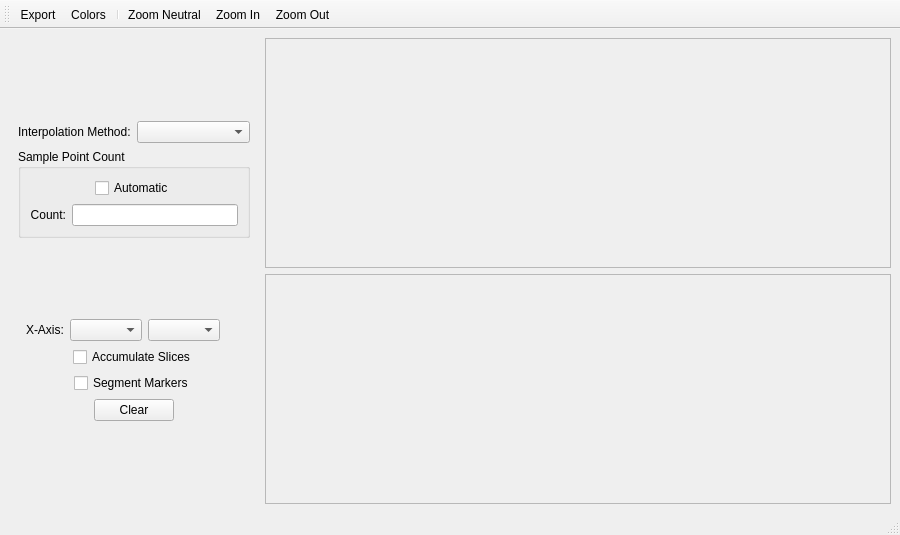
Before: the Qt Designer form code/display/Slicer/SlicerMainWindow.ui in radio-astro/casa, drawn with Qt 5.
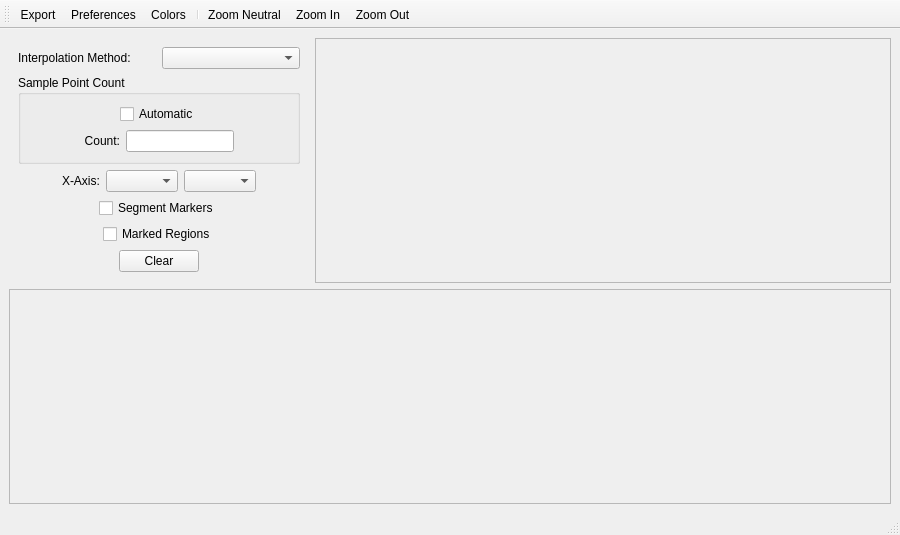
After: the same form once the commit is applied. Icons and pictures are not drawn.

Diff of the .ui file:
```diff
--- a/code/display/Slicer/SlicerMainWindow.ui
+++ b/code/display/Slicer/SlicerMainWindow.ui
@@ -20,35 +20,24 @@
    <string>MainWindow</string>
   </property>
   <widget class="QWidget" name="centralwidget">
+   <layout class="QVBoxLayout" name="verticalLayout_3">
+    <item>
    <layout class="QHBoxLayout" name="horizontalLayout">
     <item>
      <widget class="QWidget" name="controlWidget" native="true">
       <property name="minimumSize">
        <size>
-        <width>250</width>
+          <width>300</width>
         <height>0</height>
        </size>
       </property>
       <property name="maximumSize">
        <size>
-        <width>250</width>
+          <width>300</width>
         <height>16777215</height>
        </size>
       </property>
       <layout class="QVBoxLayout" name="verticalLayout_2">
-       <item>
-        <spacer name="verticalSpacer_2">
-         <property name="orientation">
-          <enum>Qt::Vertical</enum>
-         </property>
-         <property name="sizeHint" stdset="0">
-          <size>
-           <width>20</width>
-           <height>40</height>
-          </size>
-         </property>
-        </spacer>
-       </item>
        <item>
         <layout class="QHBoxLayout" name="horizontalLayout_5">
          <item>
@@ -115,6 +104,19 @@
           </item>
           <item>
            <layout class="QHBoxLayout" name="horizontalLayout_3">
+              <item>
+               <spacer name="horizontalSpacer_12">
+                <property name="orientation">
+                 <enum>Qt::Horizontal</enum>
+                </property>
+                <property name="sizeHint" stdset="0">
+                 <size>
+                  <width>40</width>
+                  <height>20</height>
+                 </size>
+                </property>
+               </spacer>
+              </item>
             <item>
              <widget class="QLabel" name="countLabel">
               <property name="text">
@@ -132,23 +134,23 @@
               </property>
              </widget>
             </item>
-           </layout>
-          </item>
-         </layout>
-        </widget>
-       </item>
        <item>
-        <spacer name="verticalSpacer">
+               <spacer name="horizontalSpacer_11">
          <property name="orientation">
-          <enum>Qt::Vertical</enum>
+                 <enum>Qt::Horizontal</enum>
          </property>
          <property name="sizeHint" stdset="0">
           <size>
-           <width>20</width>
-           <height>4</height>
+                  <width>40</width>
+                  <height>20</height>
           </size>
          </property>
         </spacer>
+              </item>
+             </layout>
+            </item>
+           </layout>
+          </widget>
        </item>
        <item>
         <layout class="QHBoxLayout" name="horizontalLayout_7">
@@ -201,46 +203,6 @@
          </item>
         </layout>
        </item>
-       <item>
-        <layout class="QHBoxLayout" name="horizontalLayout_6">
-         <item>
-          <spacer name="horizontalSpacer_5">
-           <property name="orientation">
-            <enum>Qt::Horizontal</enum>
-           </property>
-           <property name="sizeHint" stdset="0">
-            <size>
-             <width>40</width>
-             <height>20</height>
-            </size>
-           </property>
-          </spacer>
-         </item>
-         <item>
-          <widget class="QCheckBox" name="accumulateCheckBox">
-           <property name="toolTip">
-            <string>Show 1D slices for all regions, not just the currently selected region.</string>
-           </property>
-           <property name="text">
-            <string>Accumulate Slices</string>
-           </property>
-          </widget>
-         </item>
-         <item>
-          <spacer name="horizontalSpacer_6">
-           <property name="orientation">
-            <enum>Qt::Horizontal</enum>
-           </property>
-           <property name="sizeHint" stdset="0">
-            <size>
-             <width>40</width>
-             <height>20</height>
-            </size>
-           </property>
-          </spacer>
-         </item>
-        </layout>
-       </item>
        <item>
         <layout class="QHBoxLayout" name="horizontalLayout_8">
          <item>
@@ -281,6 +243,46 @@
          </item>
         </layout>
        </item>
+         <item>
+          <layout class="QHBoxLayout" name="horizontalLayout_6">
+           <item>
+            <spacer name="horizontalSpacer_5">
+             <property name="orientation">
+              <enum>Qt::Horizontal</enum>
+             </property>
+             <property name="sizeHint" stdset="0">
+              <size>
+               <width>40</width>
+               <height>20</height>
+              </size>
+             </property>
+            </spacer>
+           </item>
+           <item>
+            <widget class="QCheckBox" name="markedRegionCheckBox">
+             <property name="toolTip">
+              <string>Display slices of marked region(s).</string>
+             </property>
+             <property name="text">
+              <string>Marked Regions</string>
+             </property>
+            </widget>
+           </item>
+           <item>
+            <spacer name="horizontalSpacer_6">
+             <property name="orientation">
+              <enum>Qt::Horizontal</enum>
+             </property>
+             <property name="sizeHint" stdset="0">
+              <size>
+               <width>40</width>
+               <height>20</height>
+              </size>
+             </property>
+            </spacer>
+           </item>
+          </layout>
+         </item>
        <item>
         <layout class="QHBoxLayout" name="horizontalLayout_4">
          <item>
@@ -329,7 +331,7 @@
          <property name="sizeHint" stdset="0">
           <size>
            <width>20</width>
-           <height>40</height>
+             <height>2</height>
           </size>
          </property>
         </spacer>
@@ -337,8 +339,6 @@
       </layout>
      </widget>
     </item>
-    <item>
-     <layout class="QVBoxLayout" name="verticalLayout_3">
       <item>
        <widget class="QFrame" name="plotFrame">
         <property name="sizePolicy">
@@ -361,6 +361,8 @@
         </property>
        </widget>
       </item>
+     </layout>
+    </item>
       <item>
        <widget class="QScrollArea" name="statsScrollArea">
         <property name="widgetResizable">
@@ -371,16 +373,14 @@
           <rect>
            <x>0</x>
            <y>0</y>
-           <width>620</width>
-           <height>221</height>
+         <width>878</width>
+         <height>175</height>
           </rect>
          </property>
         </widget>
        </widget>
       </item>
      </layout>
-    </item>
-   </layout>
   </widget>
   <widget class="QStatusBar" name="statusbar"/>
   <widget class="QToolBar" name="toolBar">
@@ -394,6 +394,7 @@
     <bool>false</bool>
    </attribute>
    <addaction name="actionExport"/>
+   <addaction name="actionPreferences"/>
    <addaction name="actionColor"/>
    <addaction name="separator"/>
    <addaction name="actionZoomNeutral"/>
@@ -412,6 +413,18 @@
     <string>Export 1D slice to file.</string>
    </property>
   </action>
+  <action name="actionPreferences">
+   <property name="icon">
+    <iconset>
+     <normaloff>:/images/settings.png</normaloff>:/images/settings.png</iconset>
+   </property>
+   <property name="text">
+    <string>Preferences</string>
+   </property>
+   <property name="toolTip">
+    <string>Change plot settings.</string>
+   </property>
+  </action>
   <action name="actionColor">
    <property name="icon">
     <iconset>
```
Lines whose indentation alone changed are shown as unchanged.
